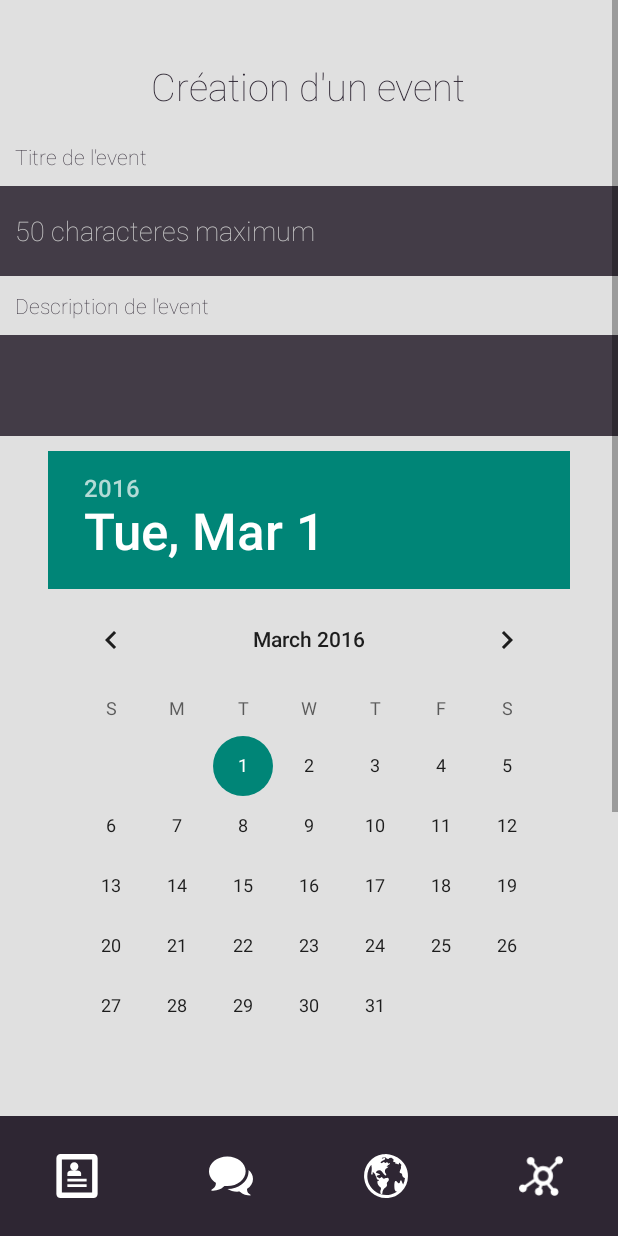
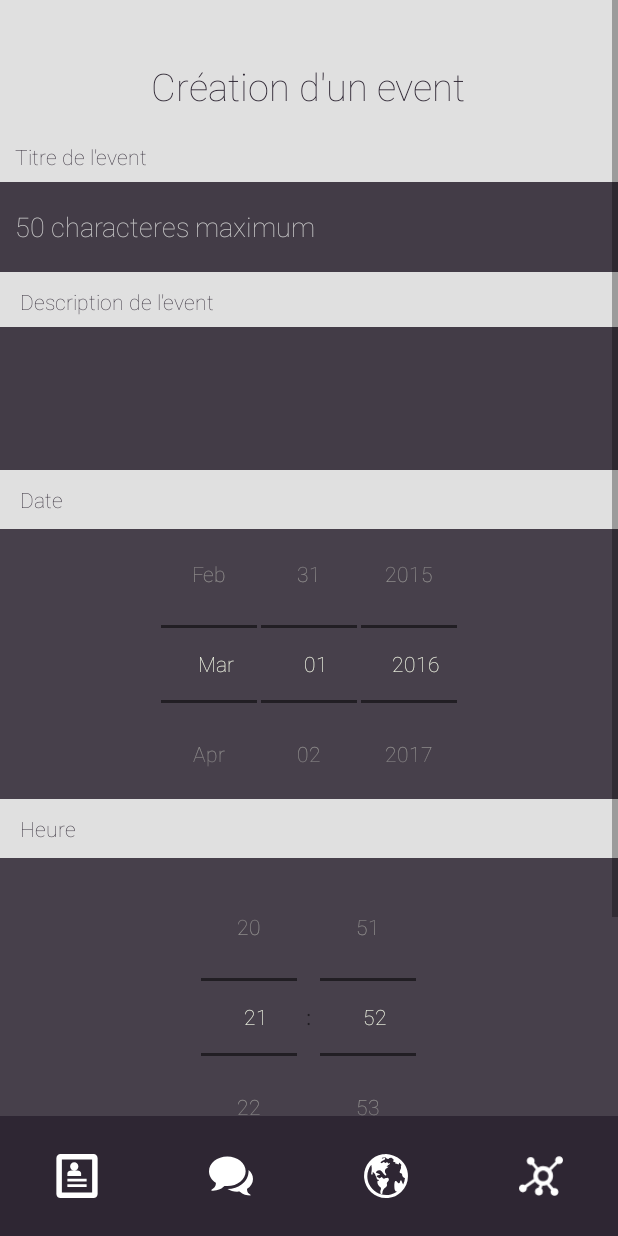
Before and after one commit to yazzaoui/Sociadee, an Android app: the fragment AddEventFragment placed in its activity, on a phone screen of 412 x 824 dp. Run offline under Robolectric (Android 15) with nearby library versions, the light colour scheme and no system bars; libraries missing offline, so code that uses them is left out: com.facebook, com.facebook.appevents; 2 statements that could not run were skipped.

Commit message:
travail sur le style de la page création d'évent

```diff
--- a/app/src/main/java/azzaoui/sociadee/AddEventFragment.java
+++ b/app/src/main/java/azzaoui/sociadee/AddEventFragment.java
@@ -8,6 +8,8 @@
 import android.view.LayoutInflater;
 import android.view.View;
 import android.view.ViewGroup;
+import android.widget.DatePicker;
+import android.widget.TimePicker;
 
 
 /**
@@ -15,6 +17,9 @@
  */
 public class AddEventFragment extends Fragment implements SociadeeFragment {
 
+
+    TimePicker mTimePicker;
+    DatePicker mDatePicker;
 
     public AddEventFragment() {
         // Required empty public constructor
@@ -31,6 +36,11 @@
         LayoutInflater localInflater = inflater.cloneInContext(contextThemeWrapper);
         //inflater sinon a la place du local
         View v = localInflater.inflate(R.layout.fragment_add_event, container, false);
+
+        mTimePicker = (TimePicker)v.findViewById(R.id.timePicker);
+        mDatePicker = (DatePicker)v.findViewById(R.id.datePicker);
+
+        mTimePicker.setIs24HourView(true);
         return v;
     }
 
--- a/app/src/main/res/drawable/button_normal.xml
+++ b/app/src/main/res/drawable/button_normal.xml
@@ -12,10 +12,7 @@
         android:right="0dp"
         android:bottom="0dp"
         />
-    <size
-        android:width="270dp"
-        android:height="60dp"
-        />
+
     <stroke
         android:width="1dp"
         android:color="#5c5a5a"
--- a/app/src/main/res/layout/fragment_add_event.xml
+++ b/app/src/main/res/layout/fragment_add_event.xml
@@ -9,7 +9,7 @@
     android:background="#e0e0e0"
     tools:context="azzaoui.sociadee.AddEventFragment">
 
-    <!-- TODO: Update blank fragment layout -->
+
     <TextView
         android:layout_width="wrap_content"
         android:layout_height="wrap_content"
@@ -36,7 +36,7 @@
     <EditText
         android:layout_width="match_parent"
         android:layout_height="wrap_content"
-        android:layout_marginTop="10dp"
+        android:layout_marginTop="7dp"
         android:maxLines="1"
         android:id="@+id/titreEvent"
         android:textCursorDrawable="@null"
@@ -48,7 +48,7 @@
         android:layout_height="wrap_content"
         android:layout_below="@id/titreEvent"
         android:layout_marginTop="10dp"
-        android:layout_marginLeft="10dp"
+        android:layout_marginLeft="13dp"
         android:fontFamily="sans-serif-thin"
         android:text="Description de l'event"
         android:id="@+id/TVdescriptionEvent"
@@ -57,28 +57,53 @@
     <EditText
         android:layout_width="match_parent"
         android:layout_height="wrap_content"
-        android:lines="3"
-        android:minLines="3"
+        android:paddingTop="3dp"
+        android:paddingBottom="3dp"
+        android:minLines="4"
         android:textCursorDrawable="@null"
         style="@style/AppThemeCustom.EditText"
-        android:layout_marginTop="10dp"
+        android:layout_marginTop="7dp"
         android:id="@+id/descriptionEvent"
         android:layout_below="@id/TVdescriptionEvent"
          />
+
+    <TextView
+        android:layout_width="match_parent"
+        android:layout_height="wrap_content"
+        android:layout_below="@id/descriptionEvent"
+        android:layout_marginTop="10dp"
+        android:layout_marginLeft="13dp"
+        android:fontFamily="sans-serif-thin"
+        android:text="Date"
+        android:id="@+id/TVDate"
+        android:textColor="@color/Evening" />
+
     <DatePicker
-        android:layout_width="wrap_content"
+        android:layout_width="match_parent"
         android:layout_height="wrap_content"
         android:id="@+id/datePicker"
         android:layout_centerHorizontal="true"
         android:layout_marginTop="10dp"
-        android:layout_below="@id/descriptionEvent"
+        android:background="@color/EveningtR"
+        android:layout_below="@id/TVDate"
         />
+    <TextView
+        android:layout_width="match_parent"
+        android:layout_height="wrap_content"
+        android:layout_below="@id/datePicker"
+        android:layout_marginTop="10dp"
+        android:layout_marginLeft="13dp"
+        android:fontFamily="sans-serif-thin"
+        android:text="Heure"
+        android:id="@+id/TVHeure"
+        android:textColor="@color/Evening" />
 
     <TimePicker
-        android:layout_width="wrap_content"
+        android:layout_width="match_parent"
         android:layout_height="wrap_content"
         android:id="@+id/timePicker"
-        android:layout_below="@id/datePicker"
+        android:background="@color/EveningtR"
+        android:layout_below="@id/TVHeure"
         android:layout_centerHorizontal="true"
         android:timePickerMode="spinner"
         android:layout_marginTop="10dp" />
@@ -86,10 +111,25 @@
     <Button
         android:layout_width="wrap_content"
         android:layout_height="wrap_content"
-    android:text="Valider"
+        android:text="Annuler"
+        android:layout_marginTop="10dp"
+        android:id="@+id/cancelButton"
         android:layout_below="@id/timePicker"
         android:layout_centerHorizontal="true"
-    android:layout_marginRight="20dp"
+        android:paddingLeft="60dp"
+        android:paddingRight="60dp"
+        android:paddingTop="5dp"
+        android:paddingBottom="5dp"
+        android:layout_marginBottom="10dp"
+        />
+
+    <Button
+        android:layout_width="wrap_content"
+        android:layout_height="wrap_content"
+        android:text="Valider"
+        android:layout_below="@id/cancelButton"
+        android:layout_centerHorizontal="true"
+        android:layout_marginTop="6dp"
         android:layout_marginBottom="10dp"
         />
 
--- a/app/src/main/res/values/stylesCustom.xml
+++ b/app/src/main/res/values/stylesCustom.xml
@@ -9,14 +9,23 @@
 
         <!-- probleme ici pour appliquer le custom theme edit text apparement faut virer android -->
         <item name="android:editTextStyle">@style/AppThemeCustom.EditText</item>
+        <item name="android:datePickerStyle">@style/datepicker</item>
         <item name="android:statusBarColor">@android:color/transparent</item>
     </style>
 
-
+    <style name="datepicker" parent="android:Widget.DatePicker">
+        <item name="android:textColorPrimary">@color/Evening</item>
+        <item name="android:textColor">@color/Evening</item>
+        <item name="android:colorBackground">@color/Evening</item>
+    </style>
     <style name="AppThemeCustom.Button" parent="android:Widget.Button">
         <item name="android:textColor">@color/GreyTc</item>
         <item name="android:fontFamily">sans-serif-thin</item>
         <item name="android:textSize">20sp</item>
+        <item name="android:paddingLeft">100dp</item>
+        <item name="android:paddingRight">100dp</item>
+        <item name="android:paddingTop">10dp</item>
+        <item name="android:paddingBottom">10dp</item>
         <item name="android:background">@drawable/buttonshape</item>
     </style>
 
```
Lines whose indentation alone changed are shown as unchanged.
